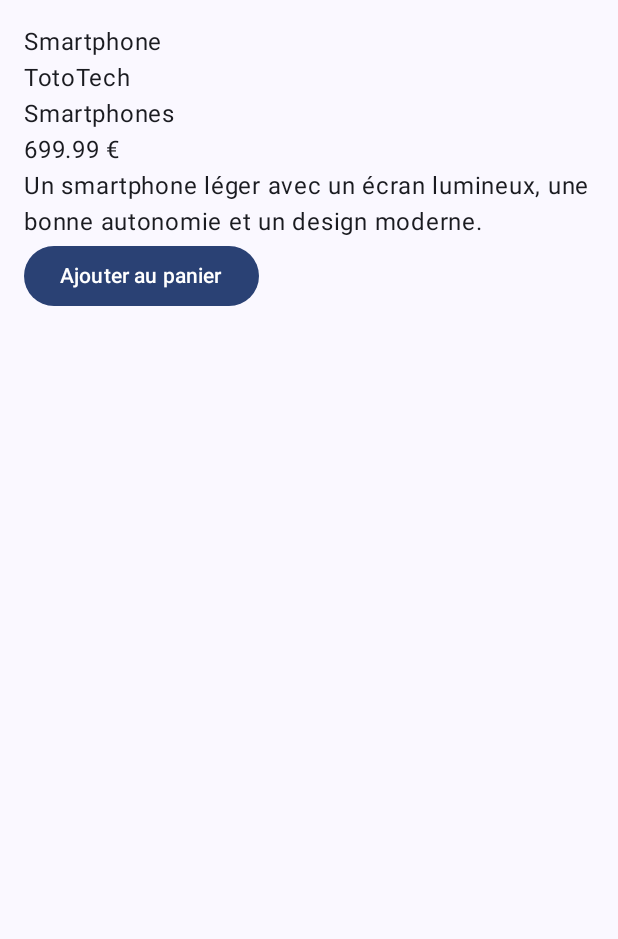
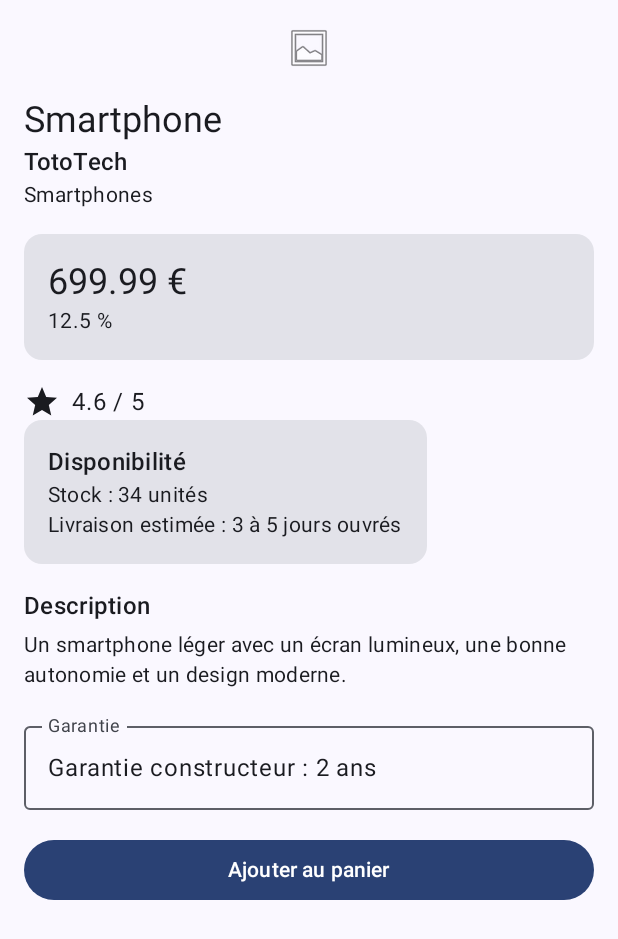
Before and after one commit to matteolvt/TD_Jetpack-Compose, an Android app built with Jetpack Compose: the screen it shows after launch (MainActivity), on a phone screen of 412 x 824 dp. Shown: the top 939 px of the screen. Run offline under Robolectric (Android 15) with nearby library versions, the phone set to English and light mode, and no system bars.

Commit message:
add: etape 6 à fin tp4

```diff
--- a/app/build.gradle.kts
+++ b/app/build.gradle.kts
@@ -37,6 +37,7 @@ android {
 }
 
 dependencies {
+    implementation(libs.androidx.compose.material.icons.extended)
     implementation(platform(libs.androidx.compose.bom))
     implementation(libs.androidx.activity.compose)
     implementation(libs.androidx.compose.material3)
--- a/app/src/main/java/com/example/productexplorer/MainActivity.kt
+++ b/app/src/main/java/com/example/productexplorer/MainActivity.kt
@@ -4,17 +4,27 @@ import android.os.Bundle
 import androidx.activity.ComponentActivity
 import androidx.activity.compose.setContent
 import androidx.activity.enableEdgeToEdge
+import androidx.compose.foundation.Image
 import androidx.compose.foundation.layout.Column
+import androidx.compose.foundation.layout.Row
 import androidx.compose.foundation.layout.fillMaxSize
+import androidx.compose.foundation.layout.fillMaxWidth
 import androidx.compose.foundation.layout.padding
 import androidx.compose.material3.Button
+import androidx.compose.material3.Card
+import androidx.compose.material3.Icon
+import androidx.compose.material3.MaterialTheme
 import androidx.compose.material3.Scaffold
 import androidx.compose.material3.Text
 import androidx.compose.runtime.Composable
 import androidx.compose.ui.Modifier
+import androidx.compose.ui.res.painterResource
 import androidx.compose.ui.tooling.preview.Preview
 import androidx.compose.ui.unit.dp
 import com.example.productexplorer.ui.theme.ProductExplorerTheme
+import androidx.compose.material.icons.Icons
+import androidx.compose.material.icons.filled.Star
+import androidx.compose.material3.OutlinedTextField
 
 class MainActivity : ComponentActivity() {
     override fun onCreate(savedInstanceState: Bundle?) {
@@ -75,20 +85,235 @@ fun ProductDetailScreen(
             .fillMaxSize()
             .padding(16.dp)
     ) {
-        Text(text = product.title)
-        Text(text = product.brand)
-        Text(text = product.category)
-        Text(text = "${product.price} €")
-        Text(text = product.description)
-
-        Button(onClick = onAddToCartClick) {
-            Text(text = "Ajouter au panier")
-        }
+        ProductImage(
+            productTitle = product.title,
+            modifier = Modifier
+                .fillMaxWidth()
+                .padding(bottom = 16.dp)
+        )
+        ProductHeader(
+            title = product.title,
+            brand = product.brand,
+            category = product.category
+        )
+        ProductPriceCard(
+            price = product.price,
+            discountPercentage = product.discountPercentage,
+            modifier = Modifier
+                .fillMaxWidth()
+                .padding(top = 16.dp)
+        )
+        ProductRating(
+            rating = product.rating,
+            modifier = Modifier.padding(top = 16.dp)
+        )
+        ProductAvailabilityCard(
+            stock = product.stock,
+            shippingInformation = product.shippingInformation,
+            modifier = Modifier
+                .fillMaxWidth()
+                .padding(top = 16.dp)
+        )
+        ProductDescription(
+            description = product.description,
+            modifier = Modifier.padding(top = 16.dp)
+        )
+        ProductWarrantyField(
+            warrantyInformation = product.warrantyInformation,
+            modifier = Modifier
+                .fillMaxWidth()
+                .padding(top = 16.dp)
+        )
+        AddToCartButton(
+            onClick = onAddToCartClick,
+            modifier = Modifier
+                .fillMaxWidth()
+                .padding(top = 16.dp)
+        )
     }
 }
 
 @Preview(showBackground = true)
 @Composable
 fun ProductDetailScreenPreview() {
+    ProductExplorerTheme{
+        ProductDetailScreen(
+            product = sampleProduct(),
+            onAddToCartClick = {}
+        )
+    }
+}
 
+@Preview(showBackground = true)
+@Composable
+fun ProductDetailScreenOutOfStockPreview(){
+    ProductExplorerTheme {
+        ProductDetailScreen(
+            product = sampleProductOutOfStock(),
+            onAddToCartClick = {}
+        )
+    }
 }
+
+@Composable
+fun ProductHeader(
+    title : String,
+    brand : String,
+    category: String,
+    modifier: Modifier = Modifier
+) {
+    Column(modifier = modifier) {
+        Text(
+            text = title,
+            style = MaterialTheme.typography.headlineSmall
+        )
+        Text(
+            text = brand,
+            style = MaterialTheme.typography.titleMedium
+        )
+        Text(
+            text = category,
+            style = MaterialTheme.typography.bodyMedium
+        )
+    }
+}
+
+@Composable
+fun ProductPriceCard(
+    price : Double,
+    discountPercentage: Double,
+    modifier : Modifier = Modifier
+) {
+    Card(modifier = modifier ){
+        Column(
+            modifier = Modifier.padding(16.dp)
+        ) {
+            Text(
+                text = "$price €",
+                style = MaterialTheme.typography.headlineSmall
+            )
+            Text(
+                text = "$discountPercentage %",
+                style = MaterialTheme.typography.bodyMedium
+            )
+        }
+    }
+}
+
+@Composable
+fun ProductImage(
+    productTitle : String,
+    modifier : Modifier = Modifier
+){
+    Image(
+        painter = painterResource(id = android.R.drawable.ic_menu_gallery),
+        contentDescription = "Image du produit $productTitle",
+        modifier = modifier
+    )
+}
+
+@Composable
+fun ProductRating(
+    rating : Double,
+    modifier : Modifier = Modifier
+) {
+    Row(modifier = modifier){
+        Icon(
+            imageVector = Icons.Default.Star,
+            contentDescription = "Note du produit"
+        )
+        Text(
+            text = "$rating / 5",
+            modifier = Modifier.padding(start = 8.dp)
+        )
+    }
+}
+
+@Composable
+fun ProductAvailabilityCard(
+    stock : Int,
+    shippingInformation: String,
+    modifier : Modifier = Modifier
+){
+    Card(modifier = Modifier) {
+        Column(
+            modifier = Modifier.padding(16.dp)
+        ) {
+            Text(
+                text = "Disponibilité",
+                style = MaterialTheme.typography.titleMedium
+            )
+            Text(
+                text = "Stock : $stock unités",
+                style = MaterialTheme.typography.bodyMedium
+            )
+            Text(
+                text = shippingInformation,
+                style = MaterialTheme.typography.bodyMedium
+            )
+        }
+    }
+}
+
+@Composable
+fun ProductDescription(
+    description: String,
+    modifier : Modifier = Modifier
+){
+    Column(modifier = modifier){
+        Text(
+            text = "Description",
+            style = MaterialTheme.typography.titleMedium
+        )
+        Text(
+            text = description,
+            style = MaterialTheme.typography.bodyMedium,
+            modifier = Modifier.padding(top = 4.dp)
+        )
+    }
+}
+
+@Composable
+fun ProductWarrantyField(
+    warrantyInformation: String,
+    modifier : Modifier = Modifier
+){
+    OutlinedTextField(
+        value = warrantyInformation,
+        onValueChange = {},
+        readOnly = true,
+        label = {
+            Text(text = "Garantie")
+        },
+        modifier = modifier
+    )
+}
+
+@Composable
+fun AddToCartButton(
+    onClick: () -> Unit,
+    modifier : Modifier = Modifier
+) {
+    Button(
+        onClick = onClick,
+        modifier = modifier
+    ) {
+        Text(text = "Ajouter au panier")
+    }
+}
+
+fun sampleProductOutOfStock(): ProductUi {
+    return ProductUi(
+        title = "Casque Audio Pulse",
+        brand = "SoundPeak",
+        category = "Audio",
+        description = "Un casque confortable conçu pour écouter de la musique," +
+                "suivre les cours en ligner en travaillant dans de bonnes conditions.",
+        price = 129.99,
+        discountPercentage = 8.0,
+        rating = 4.2,
+        stock = 0,
+        warrantyInformation = "Garantie constructeur : 1 an",
+        shippingInformation = "Produit temporairement indisponible"
+    )
+}
--- a/gradle/libs.versions.toml
+++ b/gradle/libs.versions.toml
@@ -10,6 +10,7 @@ kotlin = "2.2.10"
 composeBom = "2026.02.01"
 
 [libraries]
+androidx-compose-material-icons-extended = { module = "androidx.compose.material:material-icons-extended" }
 androidx-core-ktx = { group = "androidx.core", name = "core-ktx", version.ref = "coreKtx" }
 junit = { group = "junit", name = "junit", version.ref = "junit" }
 androidx-junit = { group = "androidx.test.ext", name = "junit", version.ref = "junitVersion" }
```
